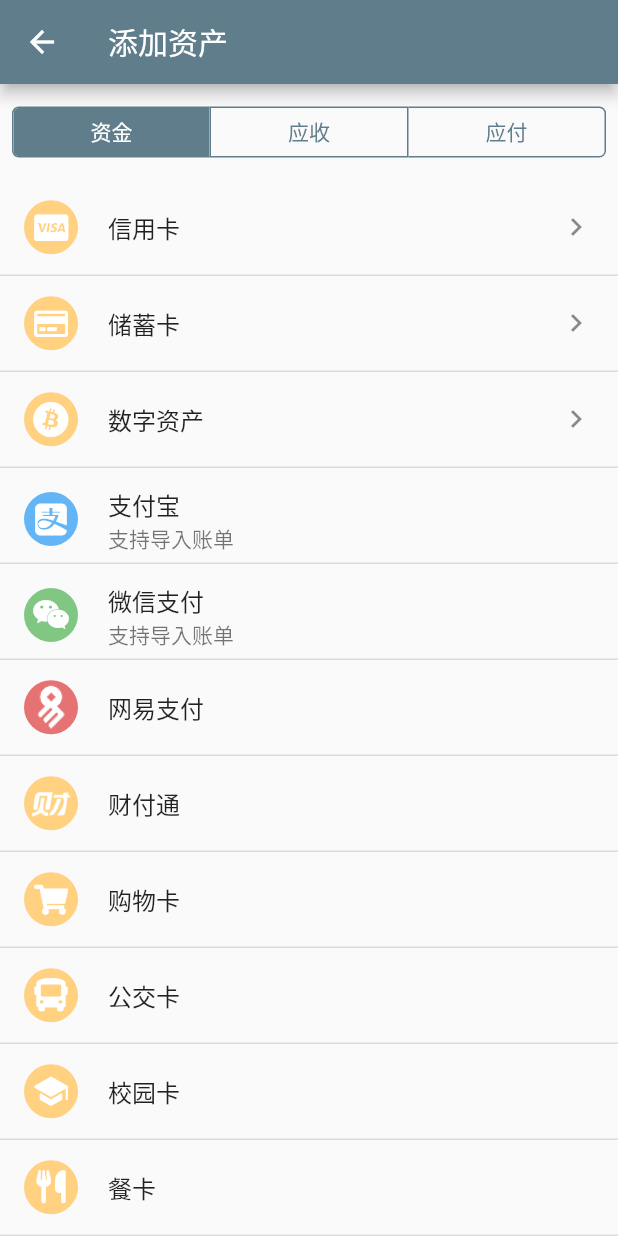
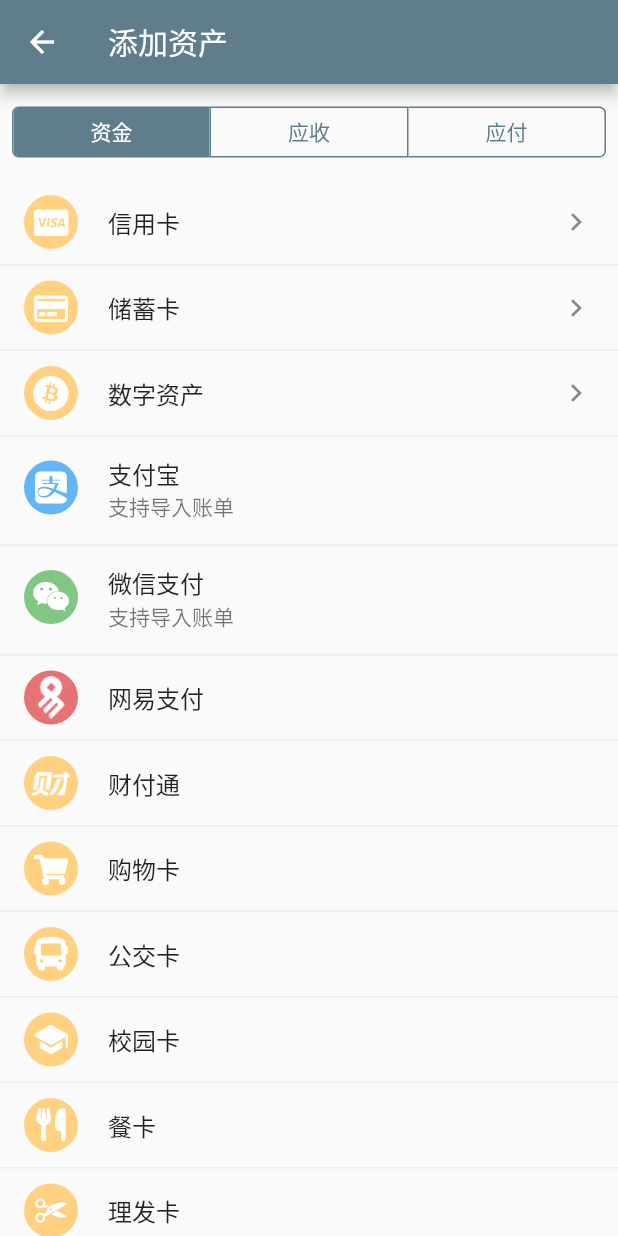
Before and after one commit to handnotes/handnote, a Flutter app: the WalletAssetAddScreen screen opened directly, on a phone screen of 412 x 824 dp. Run offline on Flutter 3.47's test engine with Material 2 defaults, Android fonts, the phone set to English and light mode, and no system bars; our stand-ins replace flutter_font_icons, flutter_hooks, hooks_riverpod, sqflite; accounts and stored records are empty.

Commit message:
fix: style of wallet listing screen
Took 23 seconds

```diff
--- a/lib/theme.dart
+++ b/lib/theme.dart
@@ -7,6 +7,7 @@ final lightTheme = ThemeData(
     secondary: Colors.red[300],
   ),
   hintColor: Colors.grey,
+  dividerColor: Colors.grey[200],
 );
 
 final darkTheme = ThemeData(
@@ -18,4 +19,5 @@ final darkTheme = ThemeData(
     surface: Colors.grey[800],
     onPrimaryContainer: Colors.white,
   ),
+  dividerColor: Colors.grey[800],
 );
--- a/lib/wallet/screen/asset/wallet_asset_add_screen.dart
+++ b/lib/wallet/screen/asset/wallet_asset_add_screen.dart
@@ -83,8 +83,6 @@ class WalletAssetAddScreen extends HookWidget {
       final asset = WalletAsset(category: item.category, type: item.type, name: item.name);
 
       return Container(
-        padding: const EdgeInsets.symmetric(horizontal: 16.0),
-        height: 64,
         alignment: Alignment.centerLeft,
         decoration: BoxDecoration(
           border: Border(
@@ -96,7 +94,7 @@ class WalletAssetAddScreen extends HookWidget {
           subtitle: item.description.isNotEmpty ? Text(item.description) : null,
           leading: RoundIcon(walletAssetTypeIconMap[asset.type]),
           trailing: item.hasSecondaryMenu ? const Icon(Icons.chevron_right) : null,
-          contentPadding: const EdgeInsets.symmetric(horizontal: 0),
+          visualDensity: VisualDensity.standard,
           onTap: () {
             Navigator.of(context).push(
               MaterialPageRoute(
```
